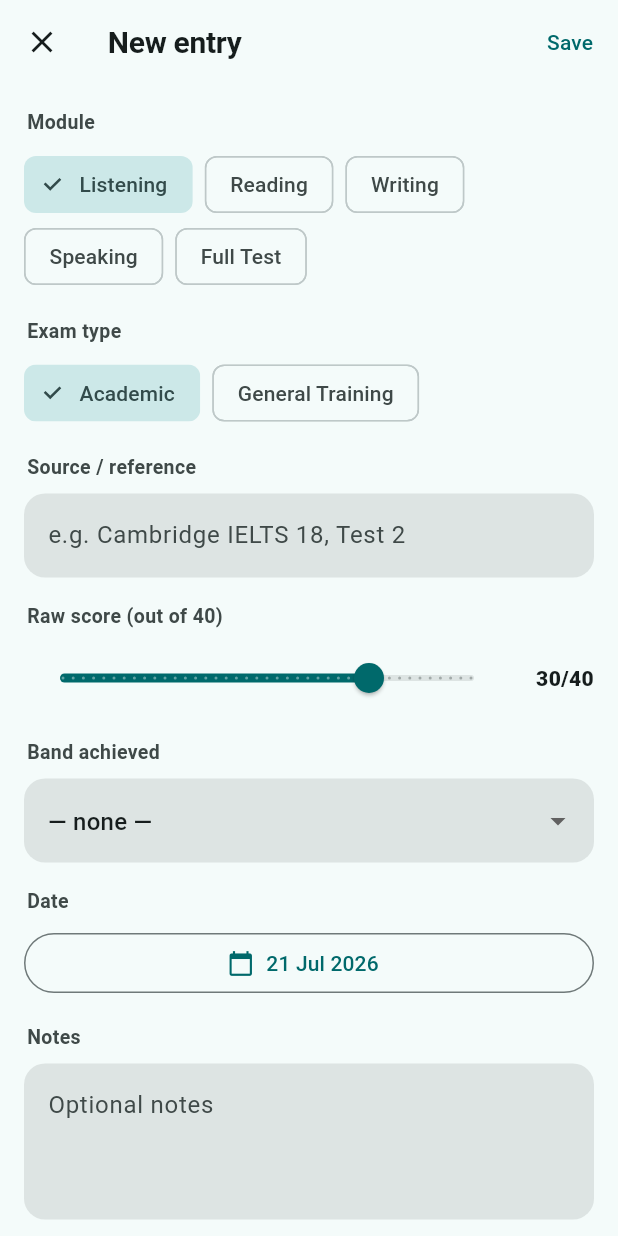
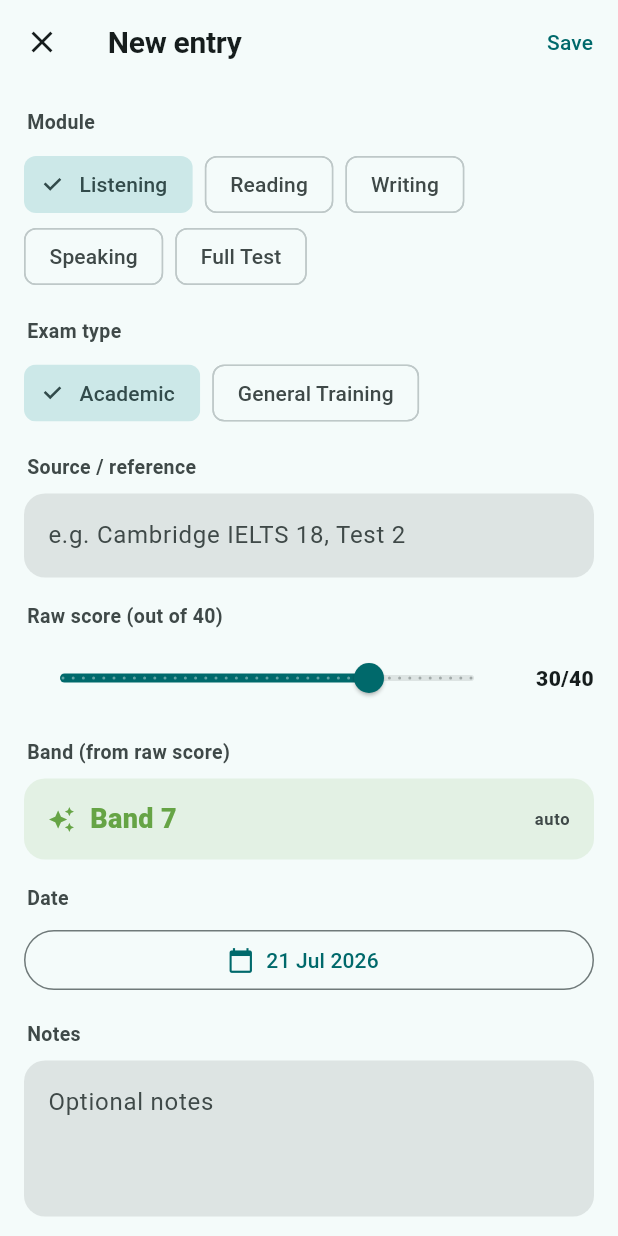
Before and after one commit to sanket293/bandwise, a Flutter app: the screen it shows after launch, item 3 of the bottom bar chosen, after a tap on "Log", on a phone screen of 412 x 824 dp. Run offline on Flutter 3.47's test engine with Material 3 defaults, Android fonts, the phone set to English and light mode, and no system bars; our stand-ins replace drift, fl_chart, flutter_riverpod, google_mobile_ads, shared_preferences; accounts and stored records are empty; generated files the repository leaves out were written again; network calls fail.

Commit message:
Log editor: auto-derive band from raw score for Listening/Reading
For raw-based modules the band is fully determined by the raw score, so making
users pick it was redundant and error-prone. Now:

- Listening / Reading: enter raw score → band is auto-derived and shown read-only
- Writing / Speaking / Full Test: band is chosen manually (rubric/overall)

Adds ExamModule.autoBandForRaw + warmUp so the exam-agnostic log stays decoupled;
IeltsModule implements them via the conversion tables. Save uses the derived
band for raw-based modules and the manual band otherwise.

Co-Authored-By: Claude Opus 4.8 <noreply@anthropic.com>

```diff
--- a/lib/core/exam/exam_module.dart
+++ b/lib/core/exam/exam_module.dart
@@ -1,4 +1,5 @@
 import 'package:flutter/widgets.dart';
+import 'package:flutter_riverpod/flutter_riverpod.dart';
 
 /// Contract every exam (IELTS, and later CELPIP/PTE/TOEFL) must implement.
 ///
@@ -33,6 +34,22 @@ abstract class ExamModule {
 
   /// The exam's rubric reference screen (Rubric Reference pillar).
   Widget buildRubricsPage(BuildContext context);
+
+  /// Ensures any data needed by [autoBandForRaw] is loaded. The log editor
+  /// awaits this so the auto-derived band is available immediately. Default
+  /// no-op for exams that need no data.
+  Future<void> warmUp(WidgetRef ref) async {}
+
+  /// For a raw-based module, the band that a raw score maps to (using this
+  /// exam's conversion tables). Returns null when the module isn't raw-based or
+  /// data isn't ready — the log editor then falls back to manual band entry.
+  double? autoBandForRaw(
+    WidgetRef ref, {
+    required String moduleId,
+    String? variantId,
+    required int raw,
+  }) =>
+      null;
 }
 
 /// A selectable exam variant (e.g. Academic).
--- a/lib/features/exams/ielts/ielts_module.dart
+++ b/lib/features/exams/ielts/ielts_module.dart
@@ -1,6 +1,9 @@
 import 'package:flutter/widgets.dart';
+import 'package:flutter_riverpod/flutter_riverpod.dart';
 
 import '../../../core/exam/exam_module.dart';
+import 'domain/ielts_models.dart' as models;
+import 'presentation/ielts_providers.dart';
 import 'presentation/ielts_rubrics_page.dart';
 import 'presentation/ielts_simulator_page.dart';
 
@@ -47,4 +50,26 @@ class IeltsModule implements ExamModule {
 
   @override
   Widget buildRubricsPage(BuildContext context) => const IeltsRubricsPage();
+
+  @override
+  Future<void> warmUp(WidgetRef ref) => ref.read(ieltsDataProvider.future);
+
+  @override
+  double? autoBandForRaw(
+    WidgetRef ref, {
+    required String moduleId,
+    String? variantId,
+    required int raw,
+  }) {
+    // Only Listening and Reading are raw-based; Writing/Speaking/Full are not.
+    final isListening = moduleId == 'listening';
+    final isReading = moduleId == 'reading';
+    if (!isListening && !isReading) return null;
+    final data = ref.read(ieltsDataProvider).valueOrNull;
+    if (data == null) return null;
+    final table = isListening
+        ? data.listening
+        : data.readingFor(models.IeltsVariant.fromId(variantId ?? 'academic'));
+    return table.bandForRaw(raw.clamp(0, table.rawMax));
+  }
 }
--- a/lib/features/log/presentation/log_entry_editor.dart
+++ b/lib/features/log/presentation/log_entry_editor.dart
@@ -4,6 +4,7 @@ import 'package:flutter_riverpod/flutter_riverpod.dart';
 
 import '../../../core/exam/exam_module.dart';
 import '../../../core/exam/exam_registry.dart';
+import '../../../core/theme/app_theme.dart';
 import '../data/log_database.dart';
 import '../data/log_providers.dart';
 import 'log_format.dart';
@@ -46,10 +47,22 @@ class _LogEntryEditorState extends ConsumerState<LogEntryEditor> {
     _source = TextEditingController(text: e?.source ?? '');
     _notes = TextEditingController(text: e?.notes ?? '');
     _tags = TextEditingController(text: e?.tags ?? '');
-    _rawScore = e?.rawScore;
+    _rawScore = e?.rawScore ?? 30;
     _bandScore = e?.bandScore;
     _date = e?.date ?? DateTime.now();
+    // Warm the exam's conversion data so the auto-derived band shows at once.
+    _exam.warmUp(ref).then((_) {
+      if (mounted) setState(() {});
+    });
   }
+
+  /// The band auto-derived from the current raw score, for raw-based modules.
+  double? get _autoBand => _exam.autoBandForRaw(
+        ref,
+        moduleId: _moduleId,
+        variantId: _variantId,
+        raw: _rawScore ?? 0,
+      );
 
   @override
   void dispose() {
@@ -67,33 +80,45 @@ class _LogEntryEditorState extends ConsumerState<LogEntryEditor> {
 
   Future<void> _save() async {
     if (!_formKey.currentState!.validate()) return;
-    if (_rawScore == null && _bandScore == null) {
+
+    // Raw-based modules: band is auto-derived from the raw score.
+    // Others (Writing / Speaking / Full Test): band is chosen manually.
+    final int? rawToSave = _isRawBased ? (_rawScore ?? 0) : null;
+    final double? bandToSave = _isRawBased ? _autoBand : _bandScore;
+
+    if (!_isRawBased && bandToSave == null) {
       ScaffoldMessenger.of(context).showSnackBar(
-        const SnackBar(content: Text('Enter a raw score and/or a band.')),
+        const SnackBar(content: Text('Select a band.')),
       );
       return;
     }
+    if (_isRawBased && bandToSave == null) {
+      ScaffoldMessenger.of(context).showSnackBar(
+        const SnackBar(content: Text('Score data is still loading — try again.')),
+      );
+      return;
+    }
+
     final db = ref.read(logDatabaseProvider);
-    final companion = LogEntriesCompanion(
+    if (widget.existing == null) {
+      await db.insertEntry(LogEntriesCompanion(
         examId: Value(_exam.id),
         variantId: Value(_variantId),
         moduleId: Value(_moduleId),
         source: Value(_source.text.trim()),
-      rawScore: Value(_isRawBased ? _rawScore : null),
-      bandScore: Value(_bandScore),
+        rawScore: Value(rawToSave),
+        bandScore: Value(bandToSave),
         date: Value(_date),
         notes: Value(_notes.text.trim()),
         tags: Value(_tags.text.trim()),
-    );
-    if (widget.existing == null) {
-      await db.insertEntry(companion);
+      ));
     } else {
       await db.updateEntry(widget.existing!.copyWith(
         variantId: Value(_variantId),
         moduleId: _moduleId,
         source: _source.text.trim(),
-        rawScore: Value(_isRawBased ? _rawScore : null),
-        bandScore: Value(_bandScore),
+        rawScore: Value(rawToSave),
+        bandScore: Value(bandToSave),
         date: _date,
         notes: _notes.text.trim(),
         tags: _tags.text.trim(),
@@ -155,6 +180,7 @@ class _LogEntryEditorState extends ConsumerState<LogEntryEditor> {
             ),
             const SizedBox(height: 16),
             if (_isRawBased) ...[
+              // Raw-based modules: enter the raw score; the band is derived.
               _Label('Raw score (out of 40)'),
               _RawStepper(
                 value: _rawScore ?? 30,
@@ -162,18 +188,23 @@ class _LogEntryEditorState extends ConsumerState<LogEntryEditor> {
                 onChanged: (v) => setState(() => _rawScore = v),
               ),
               const SizedBox(height: 16),
-            ],
+              _Label('Band (from raw score)'),
+              _AutoBandDisplay(band: _autoBand),
+            ] else ...[
+              // Writing / Speaking / Full Test: choose the band manually.
               _Label('Band achieved'),
               DropdownButtonFormField<double?>(
                 initialValue: _bandScore,
                 decoration: const InputDecoration(hintText: 'Select band'),
                 items: [
-                const DropdownMenuItem(value: null, child: Text('— none —')),
+                  const DropdownMenuItem(value: null, child: Text('— select —')),
                   for (final b in _bandSteps)
-                  DropdownMenuItem(value: b, child: Text('Band ${LogFormat.band(b)}')),
+                    DropdownMenuItem(
+                        value: b, child: Text('Band ${LogFormat.band(b)}')),
                 ],
                 onChanged: (v) => setState(() => _bandScore = v),
               ),
+            ],
             const SizedBox(height: 16),
             _Label('Date'),
             OutlinedButton.icon(
@@ -228,6 +259,45 @@ class _Label extends StatelessWidget {
       );
 }
 
+/// Read-only display of the band auto-derived from the raw score.
+class _AutoBandDisplay extends StatelessWidget {
+  const _AutoBandDisplay({required this.band});
+  final double? band;
+
+  @override
+  Widget build(BuildContext context) {
+    final scheme = Theme.of(context).colorScheme;
+    final ready = band != null;
+    final color = ready ? AppTheme.bandColor(band!, scheme) : scheme.onSurfaceVariant;
+    return Container(
+      width: double.infinity,
+      padding: const EdgeInsets.symmetric(horizontal: 16, vertical: 14),
+      decoration: BoxDecoration(
+        color: color.withValues(alpha: 0.12),
+        borderRadius: BorderRadius.circular(14),
+      ),
+      child: Row(
+        children: [
+          Icon(ready ? Icons.auto_awesome : Icons.hourglass_empty,
+              size: 18, color: color),
+          const SizedBox(width: 10),
+          Text(
+            ready ? 'Band ${LogFormat.band(band!)}' : 'Calculating…',
+            style: TextStyle(fontSize: 18, fontWeight: FontWeight.w800, color: color),
+          ),
+          const Spacer(),
+          Text('auto',
+              style: TextStyle(
+                  fontSize: 11,
+                  fontWeight: FontWeight.w700,
+                  letterSpacing: 0.5,
+                  color: scheme.onSurfaceVariant)),
+        ],
+      ),
+    );
+  }
+}
+
 class _RawStepper extends StatelessWidget {
   const _RawStepper({required this.value, required this.onChanged, this.enabled = true});
   final int value;
```
Lines whose indentation alone changed are shown as unchanged.
